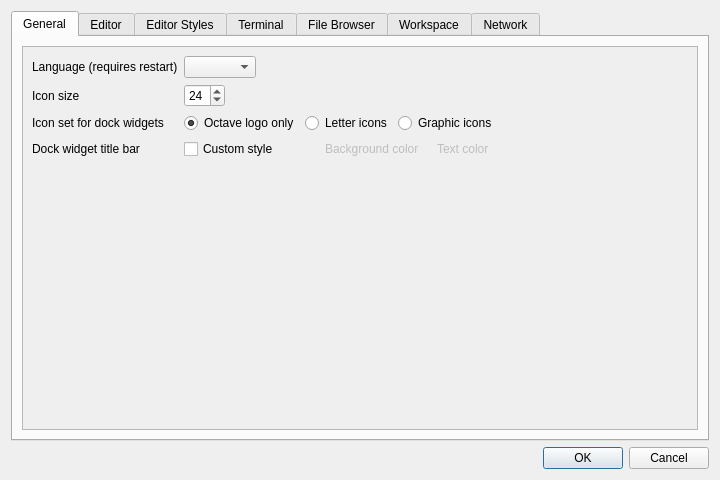
ctaggart/octave, file libgui/src/settings-dialog.ui: the form before one commit.
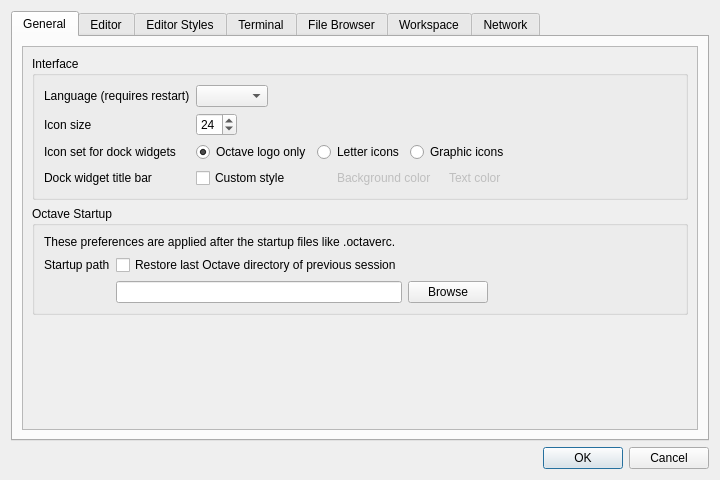
The form after the commit.

Commit message: gui: provide prefernces for the octave directory at startup

Patch:
```diff
--- a/libgui/src/settings-dialog.ui
+++ b/libgui/src/settings-dialog.ui
@@ -58,6 +58,12 @@
           </property>
           <layout class="QVBoxLayout" name="verticalLayout_17">
            <item>
+            <widget class="QGroupBox" name="groupBox">
+             <property name="title">
+              <string>Interface</string>
+             </property>
+             <layout class="QVBoxLayout" name="verticalLayout_21">
+              <item>
             <layout class="QGridLayout" name="gridLayout">
              <item row="4" column="0">
               <widget class="QLabel" name="label_15">
@@ -269,6 +275,87 @@
              </item>
             </layout>
            </item>
+             </layout>
+             <zorder></zorder>
+             <zorder></zorder>
+            </widget>
+           </item>
+           <item>
+            <widget class="QGroupBox" name="groupBox_2">
+             <property name="title">
+              <string>Octave Startup</string>
+             </property>
+             <layout class="QVBoxLayout" name="verticalLayout_22">
+              <item>
+               <widget class="QLabel" name="label_18">
+                <property name="text">
+                 <string>These preferences are applied after the startup files like .octaverc.</string>
+                </property>
+               </widget>
+              </item>
+              <item>
+               <layout class="QGridLayout" name="gridLayout_9">
+                <item row="0" column="4">
+                 <spacer name="horizontalSpacer">
+                  <property name="orientation">
+                   <enum>Qt::Horizontal</enum>
+                  </property>
+                  <property name="sizeHint" stdset="0">
+                   <size>
+                    <width>40</width>
+                    <height>20</height>
+                   </size>
+                  </property>
+                 </spacer>
+                </item>
+                <item row="0" column="0">
+                 <widget class="QLabel" name="label_17">
+                  <property name="text">
+                   <string>Startup path</string>
+                  </property>
+                 </widget>
+                </item>
+                <item row="0" column="1">
+                 <widget class="QCheckBox" name="cb_restore_octave_dir">
+                  <property name="text">
+                   <string>Restore last Octave directory of previous session</string>
+                  </property>
+                 </widget>
+                </item>
+                <item row="1" column="4">
+                 <spacer name="horizontalSpacer_5">
+                  <property name="orientation">
+                   <enum>Qt::Horizontal</enum>
+                  </property>
+                  <property name="sizeHint" stdset="0">
+                   <size>
+                    <width>40</width>
+                    <height>20</height>
+                   </size>
+                  </property>
+                 </spacer>
+                </item>
+                <item row="1" column="1">
+                 <widget class="QLineEdit" name="le_octave_dir"/>
+                </item>
+                <item row="1" column="2">
+                 <widget class="QPushButton" name="pb_octave_dir">
+                  <property name="sizePolicy">
+                   <sizepolicy hsizetype="Minimum" vsizetype="Minimum">
+                    <horstretch>0</horstretch>
+                    <verstretch>0</verstretch>
+                   </sizepolicy>
+                  </property>
+                  <property name="text">
+                   <string>Browse</string>
+                  </property>
+                 </widget>
+                </item>
+               </layout>
+              </item>
+             </layout>
+            </widget>
+           </item>
            <item>
             <spacer name="verticalSpacer">
              <property name="orientation">
```
Left out of the diff: 32 changed lines with no effect on the pictures. Lines whose indentation alone changed are shown as unchanged. The commit also changes 8 other files.
